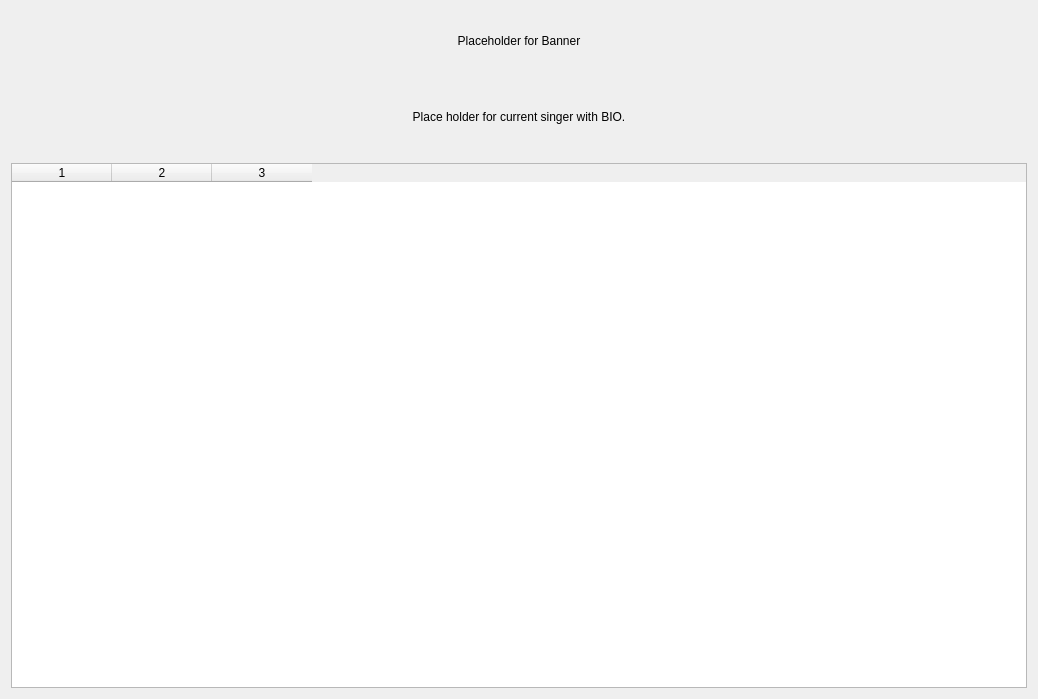
barzfen/karaoke-queue-and-ads, file Queue.ui: the form before one commit.
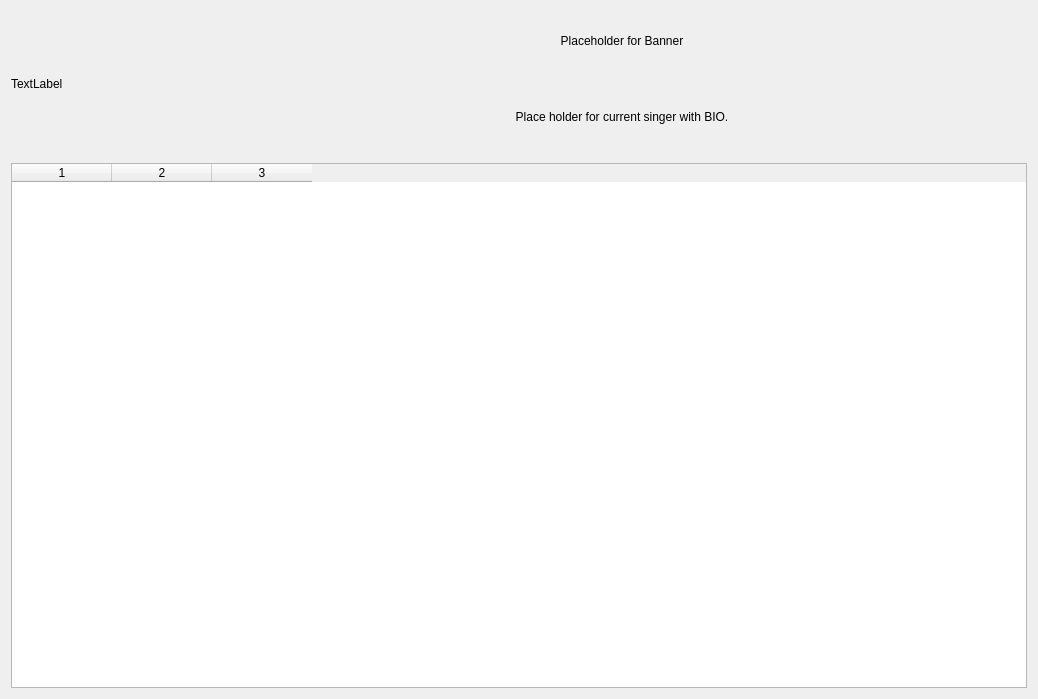
The form after the commit.

Commit message: added QHeaderView::section {} to fix windows stylesheet

Patch:
```diff
--- a/Queue.ui
+++ b/Queue.ui
@@ -15,6 +15,29 @@
   </property>
   <layout class="QGridLayout" name="gridLayout">
    <item row="0" column="0">
+    <layout class="QVBoxLayout" name="verticalLayout_2">
+     <item>
+      <layout class="QHBoxLayout" name="horizontalLayout">
+       <item>
+        <widget class="QLabel" name="label">
+         <property name="sizePolicy">
+          <sizepolicy hsizetype="Maximum" vsizetype="Preferred">
+           <horstretch>0</horstretch>
+           <verstretch>0</verstretch>
+          </sizepolicy>
+         </property>
+         <property name="maximumSize">
+          <size>
+           <width>200</width>
+           <height>16777215</height>
+          </size>
+         </property>
+         <property name="text">
+          <string>TextLabel</string>
+         </property>
+        </widget>
+       </item>
+       <item>
     <layout class="QVBoxLayout" name="verticalLayout">
      <item>
       <widget class="QLabel" name="banner">
@@ -59,6 +82,10 @@
         <set>Qt::AlignCenter</set>
        </property>
       </widget>
+         </item>
+        </layout>
+       </item>
+      </layout>
      </item>
      <item>
       <widget class="QTableWidget" name="queue_table">
```
Lines whose indentation alone changed are shown as unchanged. The commit also changes 1 other file.
